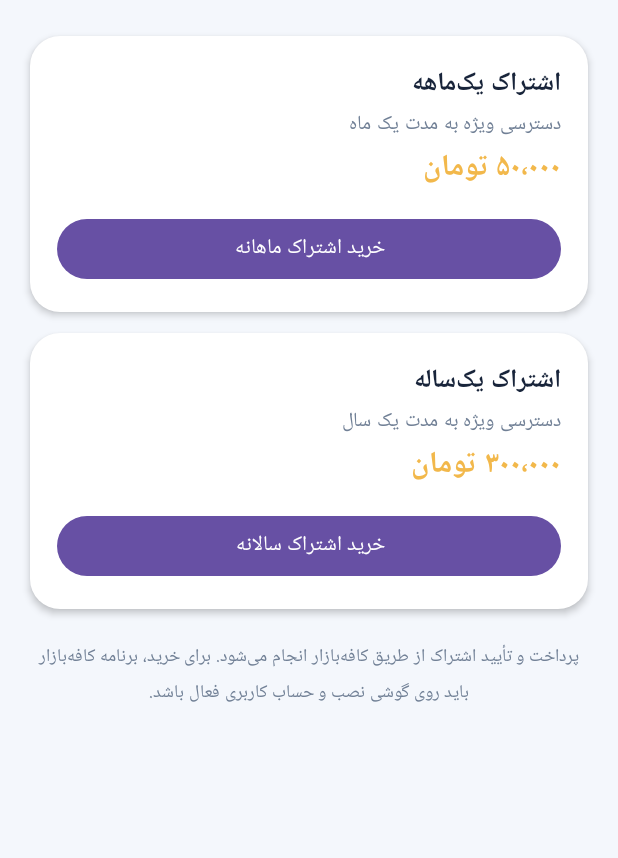
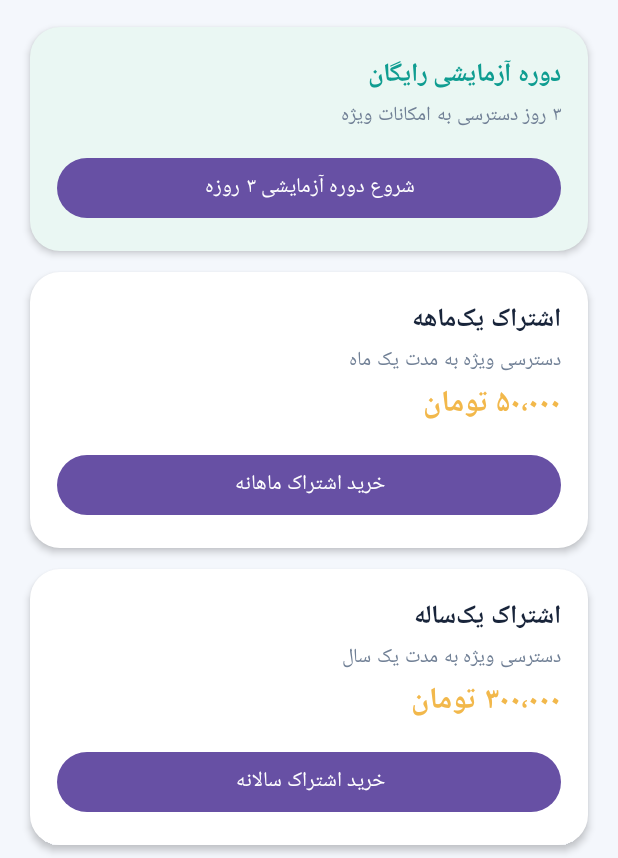
Before and after one commit to iman2pyman/AmericanLifeEnglish, an Android app built with Jetpack Compose: the screen it shows after launch (EntryActivity), after a tap on an icon or button, on a phone screen of 412 x 824 dp, the part 378-1236 px from its top. Run offline under Robolectric (Android 15) with nearby library versions, the phone set to English and light mode, and no system bars; libraries missing offline, so code that uses them is left out: ir.cafebazaar.poolakey; 2 statements that could not run were skipped; 3 other taps on this screen came first.

Commit message:
Add 3-day trial option to premium screen

```diff
--- a/stage1/app/src/main/java/com/ieamericanenglish/app/EntryActivity.kt
+++ b/stage1/app/src/main/java/com/ieamericanenglish/app/EntryActivity.kt
@@ -190,6 +190,7 @@ private fun AmericanEnglishRoot(
                     isPremium = isPremium,
                     onSubscribeMonthly = { onSubscribe(BazaarBillingConfig.MONTHLY_SUBSCRIPTION_SKU) },
                     onSubscribeYearly = { onSubscribe(BazaarBillingConfig.YEARLY_SUBSCRIPTION_SKU) },
+                    onSubscribeTrial = { onSubscribe(BazaarBillingConfig.TRIAL_SUBSCRIPTION_SKU) },
                     onBack = { page = "home" }
                 )
                 page == "search" -> SearchScreen(
@@ -347,6 +348,7 @@ private fun PremiumScreen(
     isPremium: Boolean,
     onSubscribeMonthly: () -> Unit,
     onSubscribeYearly: () -> Unit,
+    onSubscribeTrial: () -> Unit,
     onBack: () -> Unit
 ) {
     Column(
@@ -370,7 +372,18 @@ private fun PremiumScreen(
             "با تهیه اشتراک، به امکانات ویژه American Life English دسترسی خواهید داشت.",
             color = appColor(Muted), fontSize = 14.sp, textAlign = TextAlign.Center
         )
-        Spacer(Modifier.height(24.dp))
+        Spacer(Modifier.height(18.dp))
+        Surface(Modifier.fillMaxWidth(), shape = RoundedCornerShape(20.dp), color = appColor(Color(0xFFEAF7F3)), shadowElevation = 3.dp) {
+            Column(Modifier.padding(18.dp)) {
+                Text("دوره آزمایشی رایگان", color = appColor(Teal), fontSize = 17.sp, fontWeight = FontWeight.Bold)
+                Text("۳ روز دسترسی به امکانات ویژه", color = appColor(Muted), fontSize = 13.sp)
+                Spacer(Modifier.height(12.dp))
+                Button(onClick = onSubscribeTrial, modifier = Modifier.fillMaxWidth(), enabled = !isPremium) {
+                    Text("شروع دوره آزمایشی ۳ روزه")
+                }
+            }
+        }
+        Spacer(Modifier.height(14.dp))
         Surface(Modifier.fillMaxWidth(), shape = RoundedCornerShape(20.dp), color = appColor(Color.White), shadowElevation = 3.dp) {
             Column(Modifier.padding(18.dp)) {
                 Text("اشتراک یک‌ماهه", color = appColor(Ink), fontSize = 17.sp, fontWeight = FontWeight.Bold)
```
